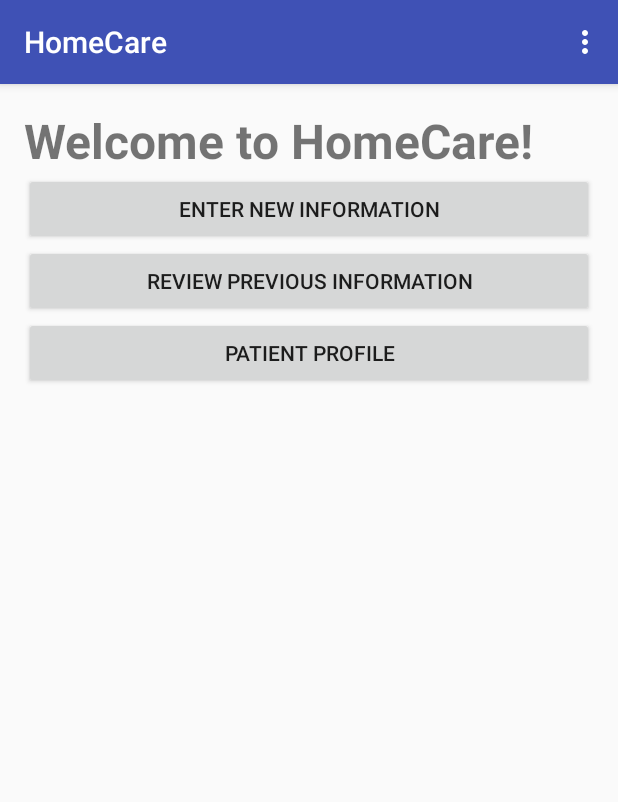
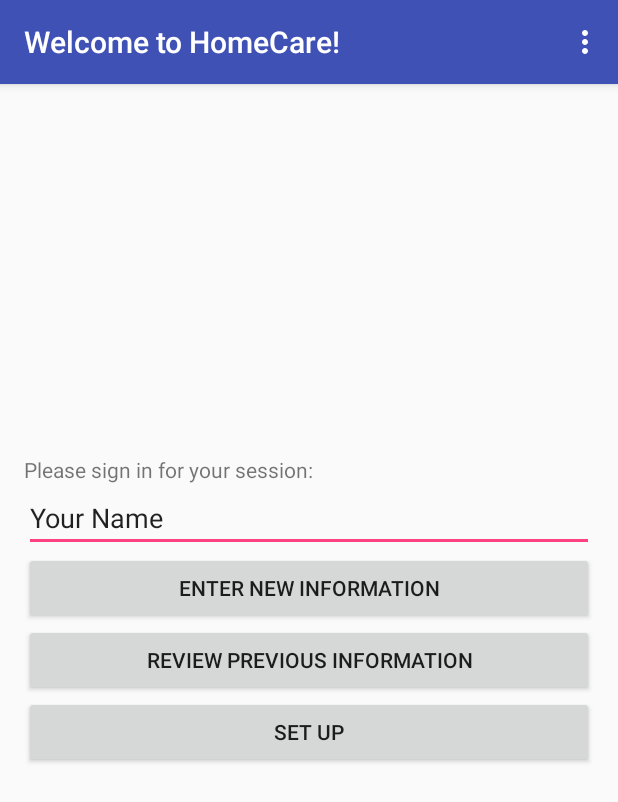
Before and after one commit to jdaum/HomeCare, an Android app: the screen it shows after launch (MainActivity), on a phone screen of 412 x 824 dp. Shown: the top 802 px of the screen. Run offline under Robolectric (Android 15) with nearby library versions, the phone set to English and light mode, and no system bars.

Commit message:
add new class for login

```diff
--- a/HomeCare/app/src/main/AndroidManifest.xml
+++ b/HomeCare/app/src/main/AndroidManifest.xml
@@ -3,6 +3,7 @@
     package="com.example.whjt2_000.homecare">
 
     <application
+        android:name="com.example.whjt2_000.homecare.User"
         android:allowBackup="true"
         android:icon="@mipmap/ic_launcher"
         android:label="@string/app_name"
--- a/HomeCare/app/src/main/java/com/example/whjt2_000/homecare/MainActivity.java
+++ b/HomeCare/app/src/main/java/com/example/whjt2_000/homecare/MainActivity.java
@@ -2,18 +2,31 @@ package com.example.whjt2_000.homecare;
 
 import android.app.Activity;
 import android.content.Intent;
+import android.graphics.Color;
 import android.os.Bundle;
 import android.support.design.widget.FloatingActionButton;
 import android.support.design.widget.Snackbar;
 import android.support.v7.app.AppCompatActivity;
 import android.support.v7.widget.Toolbar;
+import android.text.Editable;
+import android.text.TextWatcher;
+import android.util.Log;
 import android.view.View;
 import android.view.Menu;
 import android.view.MenuItem;
+import android.widget.Button;
+import android.widget.EditText;
+import android.widget.TextView;
+import android.widget.Toast;
 
 public class MainActivity extends AppCompatActivity {
 
-    DatabaseHelper db;
+    private DatabaseHelper db;
+    private EditText login;
+    private String name;
+    private Button enterInfo;
+    private Button reviewInfo;
+    private User username;
 
     @Override
     protected void onCreate(Bundle savedInstanceState) {
@@ -22,9 +35,16 @@ public class MainActivity extends AppCompatActivity {
         Toolbar toolbar = (Toolbar) findViewById(R.id.toolbar);
         setSupportActionBar(toolbar);
 
+        //find the editText and the buttons
+        login = (EditText) findViewById(R.id.login);
+        enterInfo = (Button) findViewById(R.id.new_info);
+        reviewInfo = (Button) findViewById(R.id.review_info);
+        username = (User) getApplicationContext();
+
+        login.setText(username.getName());
+
         //retrieve the database
         db = DatabaseHelper.getInstance(MainActivity.this);
-
     }
 
     @Override
@@ -50,17 +70,51 @@ public class MainActivity extends AppCompatActivity {
     }
 
     public void enterInformation(View view){
+        if (checkUserName()){
+            Toast.makeText(this, "Please sign in with your name!", Toast.LENGTH_SHORT).show();
+        }else{
+            Toast.makeText(this, "user:" + username.getName(), Toast.LENGTH_SHORT).show();
             Intent intent = new Intent(this, EnterInformation.class);
             startActivity(intent);
         }
+    }
 
     public void reviewInformation(View view){
+        if (checkUserName()){
+            Toast.makeText(this, "Please sign in with your name!", Toast.LENGTH_SHORT).show();
+        }else{
             Intent intent = new Intent(this, ReviewInformation.class);
             startActivity(intent);
         }
+    }
 
     public void stockAnswerSetUp(View view){
+        if (checkUserName()){
+            Toast.makeText(this, "Please sign in with your name!", Toast.LENGTH_SHORT).show();
+        }else{
             Intent intent = new Intent(this, StockAnswerSetUp.class);
             startActivity(intent);
         }
     }
+
+    private boolean checkUserName(){
+        name = login.getText().toString();
+        if (name.matches("")) {
+            return true;
+        }
+        //save the username
+        username.setName(name);
+        return false;
+    }
+
+    /* Used to disable the editText field, not in use right now
+    public void disableEditText() {
+        if (login.getText().length() > 2){
+            login.setFocusable(false);
+            login.setEnabled(false);
+            login.setCursorVisible(false);
+            login.setKeyListener(null);
+            login.setBackgroundColor(Color.TRANSPARENT);
+        }
+    }*/
+}
--- /dev/null
+++ b/HomeCare/app/src/main/java/com/example/whjt2_000/homecare/User.java
@@ -0,0 +1,15 @@
+package com.example.whjt2_000.homecare;
+
+import android.app.Application;
+
+/**
+ * Created by jeanette on 02.02.16.
+ */
+public class User extends Application{
+    private String name = "Your Name";
+
+    public void setName(String name){this.name = name;}
+    public String getName(){
+        return name;
+    }
+}
--- a/HomeCare/app/src/main/res/layout/content_main.xml
+++ b/HomeCare/app/src/main/res/layout/content_main.xml
@@ -12,27 +12,33 @@
     tools:context="com.example.whjt2_000.homecare.MainActivity"
     tools:showIn="@layout/activity_main">
 
-    <TextView android:id = "@+id/text"
+    <TextView
+        android:id="@+id/welcomemessage"
         android:layout_width="wrap_content"
         android:layout_height="wrap_content"
-        android:text="Welcome to HomeCare!"
-        android:textSize="32sp"
-        android:textStyle="bold"
-        android:layout_gravity="center" />
+        android:layout_above="@+id/login"
+        android:text="Please sign in for your session:" />
+
+    <EditText
+        android:id="@+id/login"
+        android:layout_width="match_parent"
+        android:layout_height="wrap_content"
+        android:layout_above="@+id/new_info"
+        android:saveEnabled="false" />
 
     <Button android:id="@+id/new_info"
         android:layout_width="fill_parent"
         android:layout_height="wrap_content"
-        android:layout_below = "@+id/text"
+        android:layout_above="@+id/review_info"
         android:text="@string/new_info"
-        android:onClick="enterInformation"/>
+        android:onClick="enterInformation" />
 
     <Button android:id="@+id/review_info"
         android:layout_width="fill_parent"
         android:layout_height="wrap_content"
-        android:layout_below = "@+id/new_info"
+        android:layout_centerInParent="true"
         android:text="@string/review_info"
-        android:onClick="reviewInformation"/>
+        android:onClick="reviewInformation" />
 
     <Button android:id="@+id/profile"
         android:layout_width="fill_parent"
```
Also changed, not shown: HomeCare/app/src/main/res/values/strings.xml (+6 -6 lines). Lines whose indentation alone changed are shown as unchanged.
